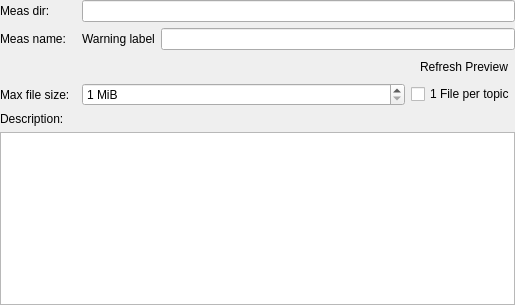
Old version of the form app/rec/rec_gui/src/widgets/config_widget/config_widget.ui in the repository eclipse-ecal/ecal.
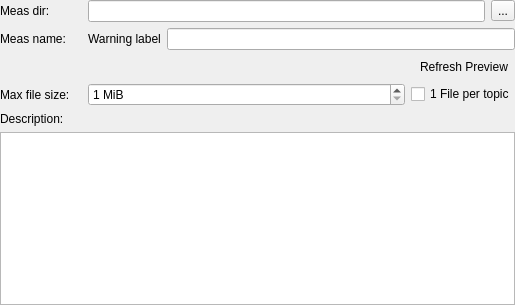
New version of the form. Icons and pictures are not drawn. Custom widgets are drawn as their Qt base class.

Commit message: added browse button for selecting the root folder of the measurement(s)

What changed in the file:
```diff
--- a/app/rec/rec_gui/src/widgets/config_widget/config_widget.ui
+++ b/app/rec/rec_gui/src/widgets/config_widget/config_widget.ui
@@ -26,6 +26,60 @@
    <property name="bottomMargin">
     <number>0</number>
    </property>
+   <item row="4" column="3">
+    <layout class="QHBoxLayout" name="horizontalLayout_4">
+     <item>
+      <widget class="QSpinBox" name="max_file_size_spinbox">
+       <property name="minimumSize">
+        <size>
+         <width>10</width>
+         <height>0</height>
+        </size>
+       </property>
+       <property name="toolTip">
+        <string>Maximum HDF-5 file size (will cause the recorder to split the measurement into multiple files)</string>
+       </property>
+       <property name="keyboardTracking">
+        <bool>false</bool>
+       </property>
+       <property name="suffix">
+        <string> MiB</string>
+       </property>
+       <property name="minimum">
+        <number>1</number>
+       </property>
+       <property name="maximum">
+        <number>2147483647</number>
+       </property>
+       <property name="singleStep">
+        <number>10</number>
+       </property>
+      </widget>
+     </item>
+     <item>
+      <widget class="QCheckBox" name="one_file_per_topic_checkbox">
+       <property name="sizePolicy">
+        <sizepolicy hsizetype="Maximum" vsizetype="Fixed">
+         <horstretch>0</horstretch>
+         <verstretch>0</verstretch>
+        </sizepolicy>
+       </property>
+       <property name="minimumSize">
+        <size>
+         <width>10</width>
+         <height>0</height>
+        </size>
+       </property>
+       <property name="toolTip">
+        <string>Create a separate HDF5 file for each eCAL topic</string>
+       </property>
+       <property name="text">
+        <string>1 File per topic</string>
+       </property>
+      </widget>
+     </item>
+    </layout>
+   </item>
    <item row="0" column="0">
     <widget class="QLabel" name="measurement_directory_label">
      <property name="minimumSize">
@@ -39,8 +93,8 @@
      </property>
     </widget>
    </item>
-   <item row="0" column="2">
-    <widget class="QEcalParserLineEdit" name="measurement_directory_lineedit">
+   <item row="8" column="0" colspan="4">
+    <widget class="QEcalParserTextEdit" name="description_textedit">
      <property name="minimumSize">
       <size>
        <width>10</width>
@@ -48,12 +102,15 @@
       </size>
      </property>
      <property name="toolTip">
-      <string>Measurement root directory</string>
+      <string>Description saved to the doc/description.txt file</string>
+     </property>
+     <property name="acceptRichText">
+      <bool>false</bool>
      </property>
     </widget>
    </item>
-   <item row="3" column="0">
-    <widget class="QLabel" name="max_file_size_label">
+   <item row="2" column="0">
+    <widget class="QLabel" name="measurement_name_label">
      <property name="minimumSize">
       <size>
        <width>10</width>
@@ -61,11 +118,11 @@
       </size>
      </property>
      <property name="text">
-      <string>Max file size:</string>
+      <string>Meas name:</string>
      </property>
     </widget>
    </item>
-   <item row="6" column="0" colspan="3">
+   <item row="7" column="0" colspan="4">
     <widget class="QLabel" name="description_label">
      <property name="minimumSize">
       <size>
@@ -78,34 +135,7 @@
      </property>
     </widget>
    </item>
-   <item row="1" column="2">
-    <layout class="QHBoxLayout" name="horizontalLayout_2">
-     <item>
-      <widget class="QLabel" name="measurement_name_warning">
-       <property name="toolTip">
-        <string>The measurement name on this PC is empty. This will cause measurements to not be uploadable.</string>
-       </property>
-       <property name="text">
-        <string>Warning label</string>
-       </property>
-      </widget>
-     </item>
-     <item>
-      <widget class="QEcalParserLineEdit" name="measurement_name_lineedit">
-       <property name="minimumSize">
-        <size>
-         <width>10</width>
-         <height>0</height>
-        </size>
-       </property>
-       <property name="toolTip">
-        <string>Measurement name (will create a directory inside the measurement root directory)</string>
-       </property>
-      </widget>
-     </item>
-    </layout>
-   </item>
-   <item row="2" column="2">
+   <item row="3" column="3">
     <layout class="QHBoxLayout" name="horizontalLayout">
      <property name="spacing">
       <number>1</number>
@@ -151,8 +181,35 @@
      </item>
     </layout>
    </item>
-   <item row="1" column="0">
-    <widget class="QLabel" name="measurement_name_label">
+   <item row="2" column="3">
+    <layout class="QHBoxLayout" name="horizontalLayout_2">
+     <item>
+      <widget class="QLabel" name="measurement_name_warning">
+       <property name="toolTip">
+        <string>The measurement name on this PC is empty. This will cause measurements to not be uploadable.</string>
+       </property>
+       <property name="text">
+        <string>Warning label</string>
+       </property>
+      </widget>
+     </item>
+     <item>
+      <widget class="QEcalParserLineEdit" name="measurement_name_lineedit">
+       <property name="minimumSize">
+        <size>
+         <width>10</width>
+         <height>0</height>
+        </size>
+       </property>
+       <property name="toolTip">
+        <string>Measurement name (will create a directory inside the measurement root directory)</string>
+       </property>
+      </widget>
+     </item>
+    </layout>
+   </item>
+   <item row="4" column="0">
+    <widget class="QLabel" name="max_file_size_label">
      <property name="minimumSize">
       <size>
        <width>10</width>
@@ -160,60 +217,19 @@
       </size>
      </property>
      <property name="text">
-      <string>Meas name:</string>
+      <string>Max file size:</string>
      </property>
     </widget>
    </item>
-   <item row="7" column="0" colspan="3">
-    <widget class="QEcalParserTextEdit" name="description_textedit">
-     <property name="minimumSize">
-      <size>
-       <width>10</width>
-       <height>0</height>
-      </size>
+   <item row="0" column="3">
+    <layout class="QHBoxLayout" name="horizontalLayout_6" stretch="0,0">
+     <property name="spacing">
+      <number>6</number>
      </property>
-     <property name="toolTip">
-      <string>Description saved to the doc/description.txt file</string>
-     </property>
-     <property name="acceptRichText">
-      <bool>false</bool>
-     </property>
-    </widget>
-   </item>
-   <item row="3" column="2">
-    <layout class="QHBoxLayout" name="horizontalLayout_4">
      <item>
-      <widget class="QSpinBox" name="max_file_size_spinbox">
-       <property name="minimumSize">
-        <size>
-         <width>10</width>
-         <height>0</height>
-        </size>
-       </property>
-       <property name="toolTip">
-        <string>Maximum HDF-5 file size (will cause the recorder to split the measurement into multiple files)</string>
-       </property>
-       <property name="keyboardTracking">
-        <bool>false</bool>
-       </property>
-       <property name="suffix">
-        <string> MiB</string>
-       </property>
-       <property name="minimum">
-        <number>1</number>
-       </property>
-       <property name="maximum">
-        <number>2147483647</number>
-       </property>
-       <property name="singleStep">
-        <number>10</number>
-       </property>
-      </widget>
-     </item>
-     <item>
-      <widget class="QCheckBox" name="one_file_per_topic_checkbox">
+      <widget class="QEcalParserLineEdit" name="measurement_directory_lineedit">
        <property name="sizePolicy">
-        <sizepolicy hsizetype="Maximum" vsizetype="Fixed">
+        <sizepolicy hsizetype="Expanding" vsizetype="Fixed">
          <horstretch>0</horstretch>
          <verstretch>0</verstretch>
         </sizepolicy>
@@ -225,10 +241,20 @@
         </size>
        </property>
        <property name="toolTip">
-        <string>Create a separate HDF5 file for each eCAL topic</string>
+        <string>Measurement root directory</string>
+       </property>
+      </widget>
+     </item>
+     <item>
+      <widget class="QToolButton" name="user_meass_rec_path_toolButton">
+       <property name="minimumSize">
+        <size>
+         <width>10</width>
+         <height>0</height>
+        </size>
        </property>
        <property name="text">
-        <string>1 File per topic</string>
+        <string>...</string>
        </property>
       </widget>
      </item>
```
Left out of the diff: 1 changed line with no effect on the pictures. The commit also changes 2 other files.
